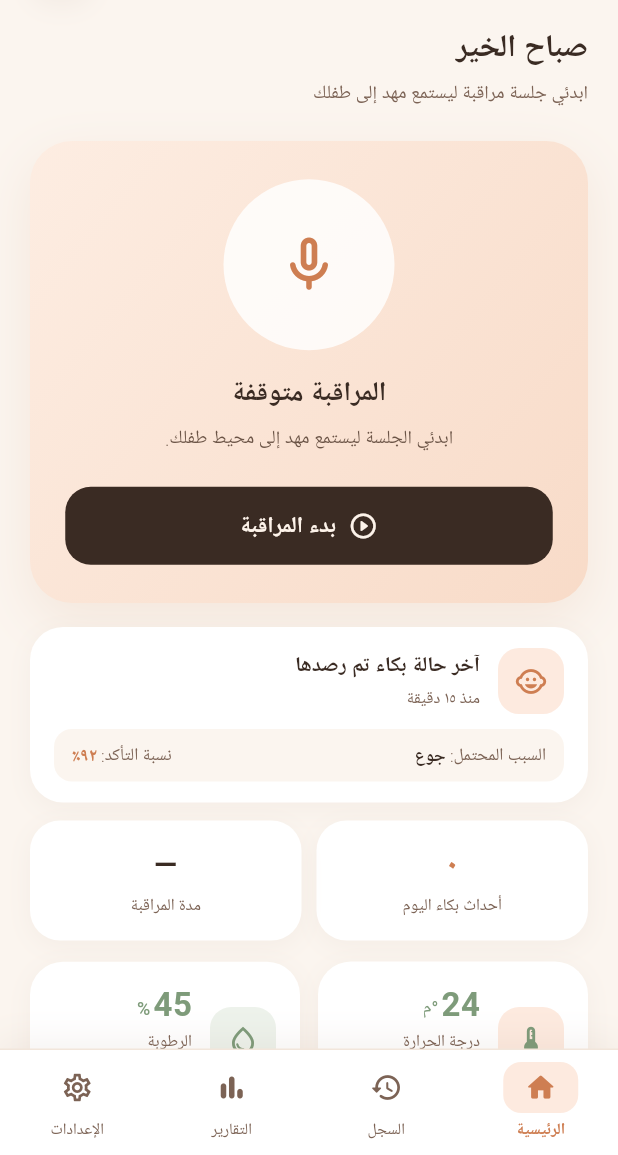
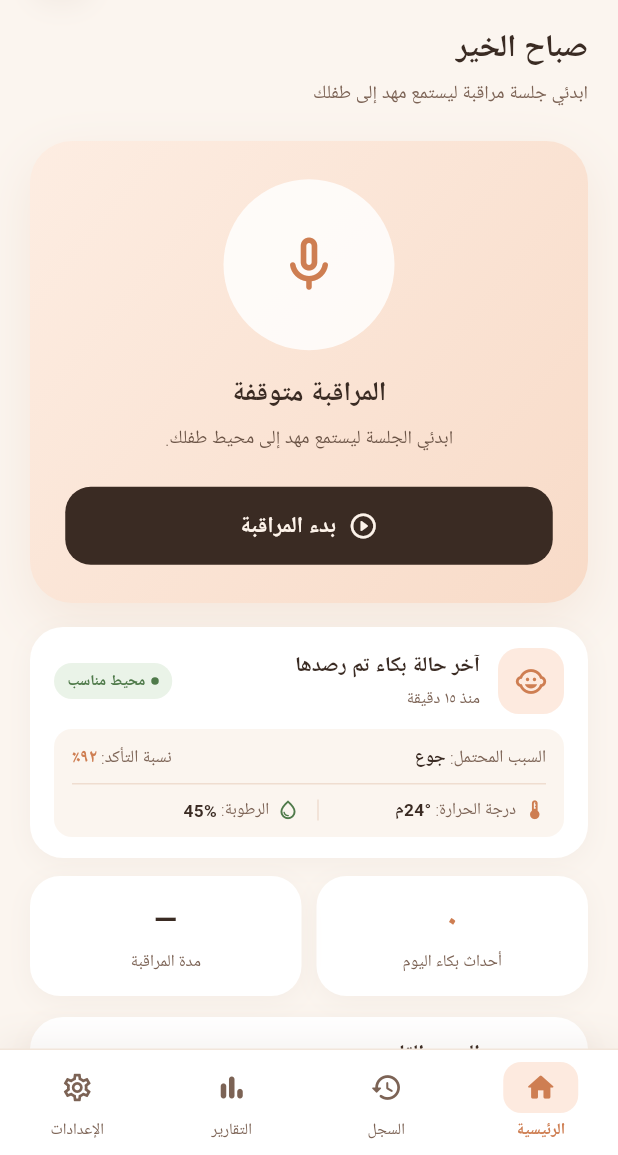
Before and after one commit to Razan445/2026-GP1-Group10-Mahd, a Flutter app: the HomeScreen screen opened by its route, on a phone screen of 412 x 824 dp, the part 81-1236 px from its top. Run offline on Flutter 3.47's test engine with Material 3 defaults, Android fonts, the light colour scheme and no system bars; our stand-ins replace cloud_firestore, firebase_auth, firebase_core, fl_chart, google_fonts, pdf and 2 more; missing offline and left inert: record; accounts and stored records are empty; Roboto replaces fonts that are missing (Ibm Plex Sans Arabic).

Commit message:
refactor: optimize environment row display and improve status indication for temperature and humidity

```diff
--- a/mobile-client/lib/screens/home/home_screen.dart
+++ b/mobile-client/lib/screens/home/home_screen.dart
@@ -461,11 +461,6 @@ class _HomeTab extends StatelessWidget {
 
             const SizedBox(height: 14),
 
-            // ── Environment sensors ───────────────────────────
-            const _EnvironmentRow(),
-
-            const SizedBox(height: 14),
-
             // ── Upcoming calendar preview ─────────────────────
             const _UpcomingCalendarCard(),
 
@@ -813,10 +808,12 @@ class _StartMonitoringButton extends StatelessWidget {
 class _LatestCryEventCard extends StatelessWidget {
   const _LatestCryEventCard();
 
-  /// 🔧 MOCK — static classification values until AI inference is connected.
+  /// 🔧 MOCK — static classification & sensor values until AI inference is connected.
   static const String _cause = 'جوع';
   static const String _confidence = '٩٢٪';
   static const String _timestamp = 'منذ ١٥ دقيقة';
+  static const String _temperature = '24°م';
+  static const String _humidity = '45%';
 
   @override
   Widget build(BuildContext context) {
@@ -879,6 +876,39 @@ class _LatestCryEventCard extends StatelessWidget {
                   ],
                 ),
               ),
+
+              Container(
+                padding: const EdgeInsets.symmetric(
+                  horizontal: 9,
+                  vertical: 4,
+                ),
+                decoration: BoxDecoration(
+                  color: const Color(0xFFEAF3E8),
+                  borderRadius: BorderRadius.circular(999),
+                ),
+                child: Row(
+                  mainAxisSize: MainAxisSize.min,
+                  children: [
+                    Container(
+                      width: 5,
+                      height: 5,
+                      decoration: const BoxDecoration(
+                        color: Color(0xFF4F7A4A),
+                        shape: BoxShape.circle,
+                      ),
+                    ),
+                    const SizedBox(width: 4),
+                    Text(
+                      'محيط مناسب',
+                      style: AppTextStyles.featureDesc.copyWith(
+                        fontSize: 10,
+                        color: const Color(0xFF4F7A4A),
+                        fontWeight: FontWeight.w600,
+                      ),
+                    ),
+                  ],
+                ),
+              ),
             ],
           ),
 
@@ -887,13 +917,15 @@ class _LatestCryEventCard extends StatelessWidget {
           Container(
             padding: const EdgeInsets.symmetric(
               horizontal: 12,
-              vertical: 8,
+              vertical: 9,
             ),
             decoration: BoxDecoration(
               color: AppColors.backgroundCream,
               borderRadius: BorderRadius.circular(12),
             ),
-            child: Row(
+            child: Column(
+              children: [
+                Row(
                   mainAxisAlignment: MainAxisAlignment.spaceBetween,
                   children: [
                     Row(
@@ -930,6 +962,84 @@ class _LatestCryEventCard extends StatelessWidget {
                             fontSize: 12,
                             fontWeight: FontWeight.w600,
                             color: AppColors.primary,
+                          ),
+                        ),
+                      ],
+                    ),
+                  ],
+                ),
+
+                const Padding(
+                  padding: EdgeInsets.symmetric(vertical: 8),
+                  child: Divider(
+                    height: 1,
+                    thickness: 1,
+                    color: AppColors.borderBeige,
+                  ),
+                ),
+
+                Row(
+                  children: [
+                    Expanded(
+                      child: Row(
+                        mainAxisSize: MainAxisSize.min,
+                        children: [
+                          const Icon(
+                            Icons.thermostat_rounded,
+                            size: 15,
+                            color: AppColors.primary,
+                          ),
+                          const SizedBox(width: 5),
+                          Text(
+                            'درجة الحرارة: ',
+                            style: AppTextStyles.featureDesc.copyWith(
+                              fontSize: 11,
+                              color: AppColors.textSecondary,
+                            ),
+                          ),
+                          Text(
+                            _temperature,
+                            style: AppTextStyles.cardTitle.copyWith(
+                              fontSize: 11.5,
+                              fontWeight: FontWeight.w600,
+                              color: AppColors.textPrimary,
+                            ),
+                          ),
+                        ],
+                      ),
+                    ),
+                    Container(
+                      width: 1,
+                      height: 14,
+                      color: AppColors.borderBeige,
+                    ),
+                    const SizedBox(width: 12),
+                    Expanded(
+                      child: Row(
+                        mainAxisSize: MainAxisSize.min,
+                        children: [
+                          const Icon(
+                            Icons.water_drop_outlined,
+                            size: 15,
+                            color: Color(0xFF4F7A4A),
+                          ),
+                          const SizedBox(width: 5),
+                          Text(
+                            'الرطوبة: ',
+                            style: AppTextStyles.featureDesc.copyWith(
+                              fontSize: 11,
+                              color: AppColors.textSecondary,
+                            ),
+                          ),
+                          Text(
+                            _humidity,
+                            style: AppTextStyles.cardTitle.copyWith(
+                              fontSize: 11.5,
+                              fontWeight: FontWeight.w600,
+                              color: AppColors.textPrimary,
+                            ),
+                          ),
+                        ],
                       ),
                     ),
                   ],
@@ -1044,6 +1154,9 @@ class _EnvironmentRow extends StatelessWidget {
 
   @override
   Widget build(BuildContext context) {
+    const isTempOptimal = _temperature >= 18 && _temperature <= 26;
+    const isHumidityOptimal = _humidity >= 30 && _humidity <= 60;
+
     return Row(
       children: [
         Expanded(
@@ -1052,21 +1165,17 @@ class _EnvironmentRow extends StatelessWidget {
             label: 'درجة الحرارة',
             value: _temperature.toStringAsFixed(0),
             unit: '°م',
-            accentColor: (_temperature >= 18 && _temperature <= 26)
-                ? AppColors.success
-                : AppColors.alert,
-            iconBgColor: const Color(0xFFFDEADF),
+            isOptimal: isTempOptimal,
           ),
         ),
         const SizedBox(width: 12),
-        const Expanded(
+        Expanded(
           child: _EnvCard(
             icon: Icons.water_drop_outlined,
             label: 'الرطوبة',
             value: '$_humidity',
             unit: '%',
-            accentColor: AppColors.success,
-            iconBgColor: Color(0xFFEDF2EB),
+            isOptimal: isHumidityOptimal,
           ),
         ),
       ],
@@ -1080,19 +1189,22 @@ class _EnvCard extends StatelessWidget {
     required this.label,
     required this.value,
     required this.unit,
-    required this.accentColor,
-    required this.iconBgColor,
+    required this.isOptimal,
   });
 
   final IconData icon;
   final String label;
   final String value;
   final String unit;
-  final Color accentColor;
-  final Color iconBgColor;
+  final bool isOptimal;
 
   @override
   Widget build(BuildContext context) {
+    final statusColor =
+        isOptimal ? const Color(0xFF4F7A4A) : AppColors.alert;
+    final statusBgColor =
+        isOptimal ? const Color(0xFFEAF3E8) : AppColors.alertBg;
+
     return Container(
       padding: const EdgeInsets.symmetric(
         horizontal: 16,
@@ -1116,14 +1228,14 @@ class _EnvCard extends StatelessWidget {
             width: 44,
             height: 44,
             decoration: BoxDecoration(
-              color: iconBgColor,
+              color: AppColors.iconBg,
               borderRadius: BorderRadius.circular(14),
             ),
             alignment: Alignment.center,
             child: Icon(
               icon,
               size: 22,
-              color: accentColor,
+              color: AppColors.primary,
             ),
           ),
 
@@ -1142,17 +1254,17 @@ class _EnvCard extends StatelessWidget {
                       value,
                       style: AppTextStyles.screenTitle.copyWith(
                         fontSize: 22,
-                        color: accentColor,
+                        color: AppColors.textPrimary,
                         height: 1.1,
                       ),
                     ),
-                    const SizedBox(width: 2),
+                    const SizedBox(width: 3),
                     Text(
                       unit,
                       style: AppTextStyles.helperText.copyWith(
                         fontSize: 12,
-                        color: accentColor,
-                        fontWeight: FontWeight.w500,
+                        color: AppColors.textSecondary,
+                        fontWeight: FontWeight.w600,
                       ),
                     ),
                   ],
@@ -1170,7 +1282,7 @@ class _EnvCard extends StatelessWidget {
                   overflow: TextOverflow.ellipsis,
                 ),
 
-                const SizedBox(height: 4),
+                const SizedBox(height: 5),
 
                 Container(
                   padding: const EdgeInsets.symmetric(
@@ -1178,16 +1290,30 @@ class _EnvCard extends StatelessWidget {
                     vertical: 3,
                   ),
                   decoration: BoxDecoration(
-                    color: accentColor.withValues(alpha: 0.10),
+                    color: statusBgColor,
                     borderRadius: BorderRadius.circular(999),
                   ),
-                  child: Text(
-                    'مناسب',
+                  child: Row(
+                    mainAxisSize: MainAxisSize.min,
+                    children: [
+                      Container(
+                        width: 5,
+                        height: 5,
+                        decoration: BoxDecoration(
+                          color: statusColor,
+                          shape: BoxShape.circle,
+                        ),
+                      ),
+                      const SizedBox(width: 4),
+                      Text(
+                        isOptimal ? 'مناسب' : 'غير مناسب',
                         style: AppTextStyles.featureDesc.copyWith(
                           fontSize: 10,
-                      color: accentColor,
+                          color: statusColor,
                           fontWeight: FontWeight.w600,
                         ),
+                      ),
+                    ],
                   ),
                 ),
               ],
```
Lines whose indentation alone changed are shown as unchanged.
